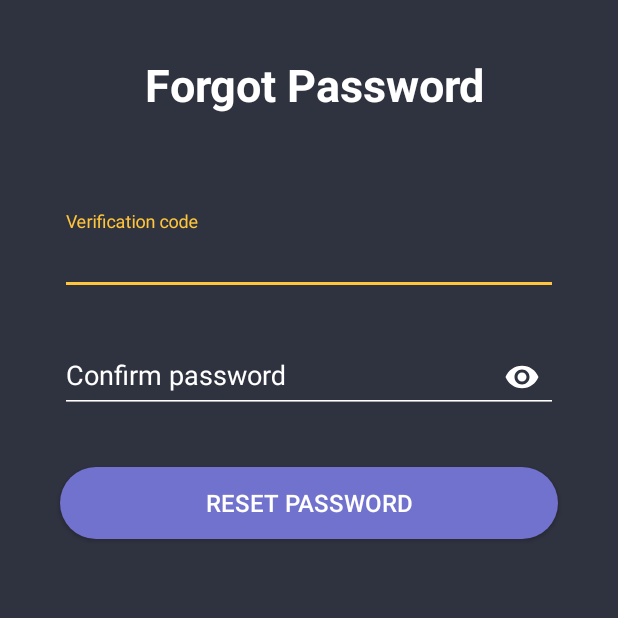
After one commit to Shukq/Project1-Tec, an Android app: the ChangePassActivity screen opened directly, with no data from a screen before it, on a phone screen of 412 x 824 dp, the top half of it. The commit adds this screen. Run offline under Robolectric (Android 15) with nearby library versions, the phone set to English and light mode, and no system bars.

Commit message:
forgotPassword -> done

```diff
--- a/app/src/main/AndroidManifest.xml
+++ b/app/src/main/AndroidManifest.xml
@@ -16,6 +16,8 @@
             android:roundIcon="@mipmap/ic_launcher_round"
             android:supportsRtl="true"
             android:theme="@style/AppTheme">
+        <activity android:name=".activities.ChangePassActivity">
+        </activity>
         <activity android:name=".activities.AddRestActivity">
         </activity>
         <!--
--- /dev/null
+++ b/app/src/main/java/com/example/project1/activities/ChangePassActivity.kt
@@ -0,0 +1,78 @@
+package com.example.project1.activities
+
+import android.content.Intent
+import android.support.v7.app.AppCompatActivity
+import android.os.Bundle
+import android.text.Editable
+import android.widget.Button
+import android.widget.EditText
+import android.widget.TextView
+import android.widget.Toast
+import com.example.project1.R
+import com.example.project1.api.RetrofitClient
+import com.example.project1.model.DefaultResponse
+import kotlinx.android.synthetic.main.activity_change_pass.*
+import kotlinx.android.synthetic.main.activity_log_in.*
+import retrofit2.Call
+import retrofit2.Callback
+import retrofit2.Response
+
+class ChangePassActivity : AppCompatActivity() {
+    private var code:EditText ?= null
+    private var password:EditText ?= null
+    private lateinit var btnReset: Button
+    private var email:String = ""
+
+
+    override fun onCreate(savedInstanceState: Bundle?) {
+        super.onCreate(savedInstanceState)
+        setContentView(R.layout.activity_change_pass)
+        code = findViewById(R.id.txt_code)
+        password = findViewById(R.id.txt_passChangeConfirm)
+        email = this.intent.getStringExtra("email")
+        btnReset = findViewById(R.id.btn_resetPass)
+        btnReset.setOnClickListener {
+           if(code?.text!!.isNotEmpty() && password?.text!!.isNotEmpty())
+           {
+               validate()
+           }
+            else
+           {
+               Toast.makeText(this@ChangePassActivity,"Check inputs!", Toast.LENGTH_SHORT).show()
+           }
+        }
+    }
+
+    private fun validate()
+    {
+        val hash:HashMap<String,Any> = hashMapOf()
+        hash.set("code",code?.text.toString().toInt())
+        hash.set("password",password?.text.toString())
+        hash.set("email",email)
+
+
+        RetrofitClient.instance.updPass(hash)
+            .enqueue(object: Callback<DefaultResponse> {
+                override fun onFailure(call: Call<DefaultResponse>, t: Throwable) {
+                    Toast.makeText(this@ChangePassActivity,"Server error!", Toast.LENGTH_SHORT).show()
+                }
+
+                override fun onResponse(call: Call<DefaultResponse>, response: Response<DefaultResponse>) {
+                    if(response.isSuccessful)
+                    {
+                        Toast.makeText(this@ChangePassActivity,"Password changed!", Toast.LENGTH_SHORT).show()
+                        finish()
+                    }
+                    else
+                    {
+                        Toast.makeText(this@ChangePassActivity,"Check your inputs!", Toast.LENGTH_SHORT).show()
+                    }
+
+                }
+
+
+            })
+
+    }
+
+}
--- a/app/src/main/java/com/example/project1/activities/SignUpActivity.kt
+++ b/app/src/main/java/com/example/project1/activities/SignUpActivity.kt
@@ -3,9 +3,7 @@ package com.example.project1.activities
 import android.content.Intent
 import android.support.v7.app.AppCompatActivity
 import android.os.Bundle
-import android.os.PatternMatcher
 import android.text.Editable
-import android.util.Log
 import android.util.Patterns
 import android.widget.Button
 import android.widget.EditText
@@ -13,12 +11,10 @@ import android.widget.Toast
 import com.example.project1.api.RetrofitClient
 import com.example.project1.R
 import com.example.project1.model.DefaultResponse
-import com.example.project1.model.User
 import kotlinx.android.synthetic.main.activity_sign_up.*
 import retrofit2.Call
 import retrofit2.Callback
 import retrofit2.Response
-import java.util.regex.Pattern
 
 class SignUpActivity : AppCompatActivity() {
     private  var btn_register : Button?= null
@@ -30,7 +26,7 @@ class SignUpActivity : AppCompatActivity() {
     override fun onCreate(savedInstanceState: Bundle?) {
         super.onCreate(savedInstanceState)
         setContentView(R.layout.activity_sign_up)
-        btn_register = findViewById(R.id.btn_signUp)
+        btn_register = findViewById(R.id.btn_resetPass)
         txt_pass = findViewById(R.id.txt_SignUp_Pass)
         txt_user = findViewById(R.id.txt_SignUp_User)
         txt_confirm = findViewById(R.id.txt_pass_confirmation)
--- a/app/src/main/java/com/example/project1/api/ServiceApi.kt
+++ b/app/src/main/java/com/example/project1/api/ServiceApi.kt
@@ -25,6 +25,12 @@ interface ServiceApi {
     @POST("rest/addRest")
     fun addRest():Call<Restaurant>
 
+    @POST("auth/sendCode")
+    fun forgotPass(@Body user:HashMap<String, Any>):Call<DefaultResponse>
+
+    @POST("auth/changePass")
+    fun updPass(@Body user:HashMap<String, Any>):Call<DefaultResponse>
+
     @GET("rest/restList")
     fun getRestaurant():Call<ArrayList<Restaurant>>
 
--- /dev/null
+++ b/app/src/main/res/layout/activity_change_pass.xml
@@ -0,0 +1,80 @@
+<?xml version="1.0" encoding="utf-8"?>
+<android.support.constraint.ConstraintLayout
+        android:background="@color/colorPrimary"
+        xmlns:android="http://schemas.android.com/apk/res/android"
+        xmlns:tools="http://schemas.android.com/tools"
+        xmlns:app="http://schemas.android.com/apk/res-auto"
+        android:layout_width="match_parent"
+        android:layout_height="match_parent"
+        tools:context=".activities.LogInActivity">
+
+
+    <android.support.design.widget.TextInputLayout
+            android:hint="Verification code"
+            android:textColorHint="@android:color/white"
+            android:layout_width="match_parent"
+            android:layout_height="wrap_content"
+            app:layout_constraintEnd_toEndOf="parent" android:layout_marginEnd="40dp"
+            app:layout_constraintStart_toStartOf="parent" android:layout_marginStart="40dp"
+            android:id="@+id/textInputLayout_verficationCode"
+            app:layout_constraintHorizontal_bias="0.0"
+            android:layout_marginTop="64dp" app:layout_constraintTop_toBottomOf="@+id/textView">
+
+        <EditText
+                android:textColor="@android:color/white"
+                android:inputType="numberDecimal"
+                android:layout_width="match_parent"
+                android:layout_height="wrap_content"
+                android:id="@+id/txt_code"/>
+    </android.support.design.widget.TextInputLayout>
+    <android.support.design.widget.TextInputLayout
+            android:textColorHint="@android:color/white"
+            android:layout_width="match_parent"
+            android:layout_height="wrap_content"
+            app:layout_constraintEnd_toEndOf="parent" android:layout_marginEnd="40dp"
+            app:layout_constraintStart_toStartOf="parent" android:layout_marginStart="40dp"
+            android:id="@+id/textInputLayout_confirmPass"
+            app:layout_constraintBottom_toTopOf="@+id/textInputLayout3" app:layout_constraintHorizontal_bias="0.0"/>
+    <android.support.design.widget.TextInputLayout
+            android:hint="Confirm password"
+            app:passwordToggleEnabled="true"
+            app:passwordToggleTint="@android:color/white"
+            android:textColorHint="@android:color/white"
+            android:layout_width="match_parent"
+            android:layout_height="wrap_content"
+            app:layout_constraintEnd_toEndOf="parent"
+            android:layout_marginEnd="40dp" app:layout_constraintStart_toStartOf="parent"
+            android:layout_marginStart="40dp" android:id="@+id/textInputLayout3"
+            app:layout_constraintHorizontal_bias="0.0"
+            android:layout_marginTop="20dp" app:layout_constraintTop_toBottomOf="@+id/textInputLayout_verficationCode"
+    >
+
+        <EditText
+                android:textColor="@android:color/white"
+                android:inputType="textPassword"
+                android:layout_width="match_parent"
+                android:layout_height="wrap_content"
+                android:id="@+id/txt_passChangeConfirm"/>
+    </android.support.design.widget.TextInputLayout>
+    <Button
+            android:background="@drawable/button_log_in"
+            android:text="Reset password"
+            android:textSize="16sp"
+            android:textColor="@android:color/white"
+            android:layout_width="match_parent"
+            android:layout_height="wrap_content"
+            android:id="@+id/btn_resetPass" app:layout_constraintEnd_toEndOf="parent" android:layout_marginEnd="40dp"
+            app:layout_constraintStart_toStartOf="parent" android:layout_marginStart="40dp"
+            app:layout_constraintHorizontal_bias="0.0"
+            android:layout_marginTop="36dp" app:layout_constraintTop_toBottomOf="@+id/textInputLayout3"/>
+    <TextView
+            android:text="Forgot Password"
+            android:layout_width="wrap_content"
+            android:layout_height="wrap_content"
+            android:id="@+id/textView"
+            app:layout_constraintStart_toStartOf="parent" android:layout_marginStart="16dp"
+            android:layout_marginTop="36dp" app:layout_constraintTop_toTopOf="parent"
+            app:layout_constraintEnd_toEndOf="parent" android:layout_marginEnd="8dp"
+            android:textColor="@android:color/white" android:textSize="30sp" android:textStyle="bold"/>
+
+</android.support.constraint.ConstraintLayout>
```
Also changed, not shown: app/src/main/java/com/example/project1/activities/LogInActivity.kt (+42 -5 lines), app/src/main/res/layout/activity_log_in.xml (+6 -6 lines), app/src/main/res/layout/activity_sign_up.xml (+4 -4 lines).
